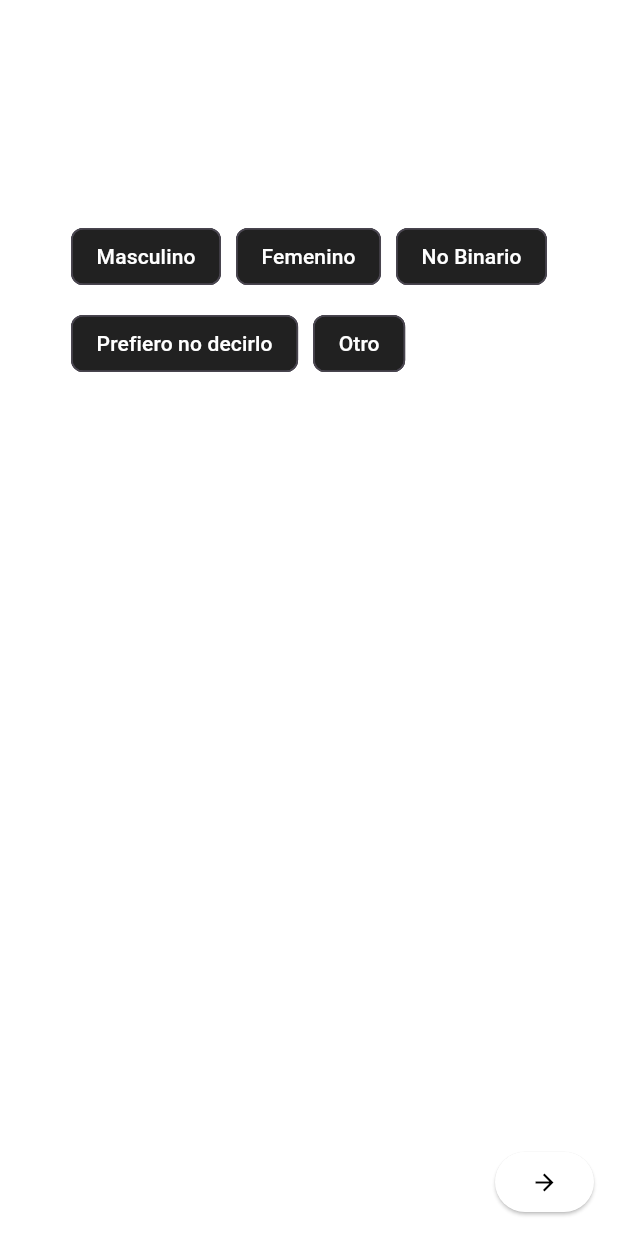
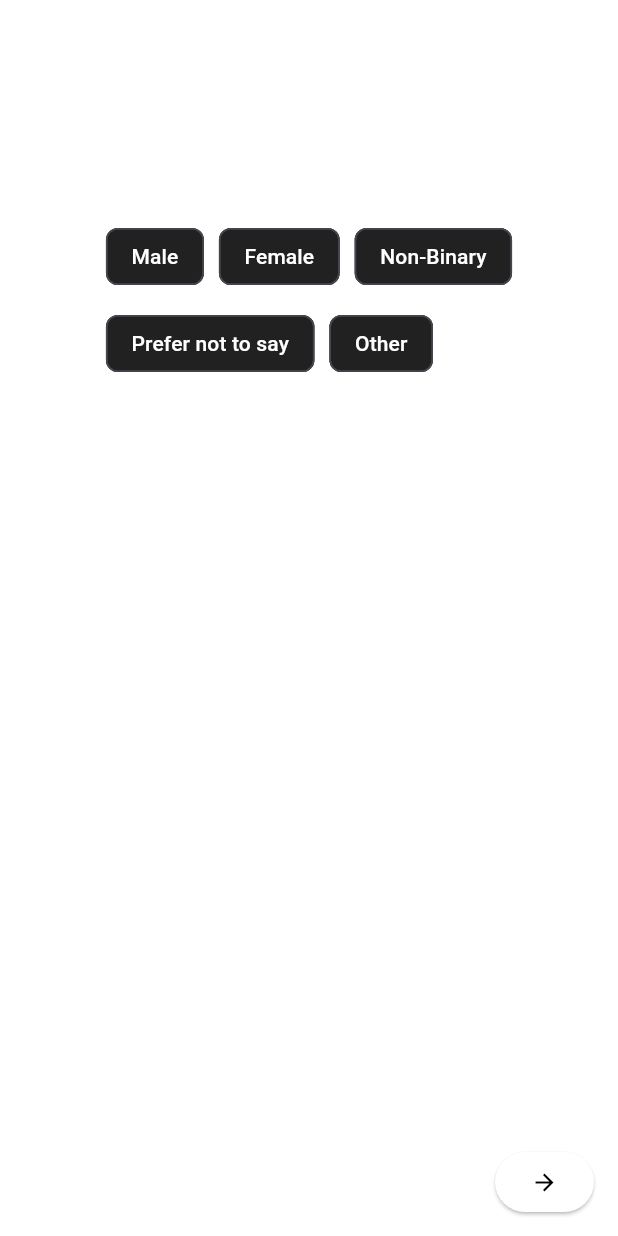
Before and after one commit to jaume768/gymder-flutter, a Flutter app: the RegisterScreen screen opened directly, swiped to page 4, on a phone screen of 412 x 824 dp. Run offline on Flutter 3.47's test engine with Material 3 defaults, Android fonts, the phone set to English and light mode, and no system bars; our stand-ins replace audioplayers, cached_network_image, chewie, dio, easy_localization, firebase_core and 16 more; missing offline and left inert: flutter_sound, record; accounts and stored records are empty; network calls fail.

Commit message:
millora traduccio registro

```diff
--- a/assets/translations/de.json
+++ b/assets/translations/de.json
@@ -467,6 +467,10 @@
   },
   "deadlift_kg": "Kreuzheben (kg)",
   "basic_lifts_profile": "Grundübungen",
+  "male": "Männlich",
+  "female": "Weiblich",
+  "non_binary": "Nicht-binär",
+  "prefer_not_to_say": "Möchte ich nicht sagen",
   "about_me": "ÜBER MICH",
   "location_not_defined": "Standort nicht definiert",
   "photos_profile": "FOTOS",
--- a/assets/translations/en.json
+++ b/assets/translations/en.json
@@ -68,6 +68,10 @@
   "second_name_prompt": "What's your second name?",
   "enter_username_first_last": "Enter your username, first name, and last name",
   "select_birthdate": "When is your birthday?",
+  "male": "Male",
+  "female": "Female",
+  "non_binary": "Non-Binary",
+  "prefer_not_to_say": "Prefer not to say",
   "select_your_birthdate": "Please select your birthdate",
   "select_gender": "Select your gender",
   "whom_to_meet": "Who do you want to meet?",
--- a/assets/translations/es.json
+++ b/assets/translations/es.json
@@ -70,7 +70,10 @@
   "verify": "Verificar",
   "goal_title": "Objetivo",
   "invalid_code": "Código inválido",
-  "name_prompt": "¿Cómo te llamas?",
+  "male": "Masculino",
+  "female": "Femenino",
+  "non_binary": "No Binario",
+  "prefer_not_to_say": "Prefiero no decirlo",
   "enter_username_first_last": "Ingresa tu nombre de usuario, nombre y apellido",
   "select_birthdate": "¿Cuándo es tu cumpleaños?",
   "select_your_birthdate": "Por favor selecciona tu fecha de nacimiento",
--- a/assets/translations/fr.json
+++ b/assets/translations/fr.json
@@ -432,6 +432,10 @@
   "please_select_goal_error": "Veuillez sélectionner votre objectif",
   "please_select_relationship_goal_error": "Veuillez sélectionner votre objectif de relation",
   "general_option": "Général",
+  "male": "Masculin",
+  "female": "Femme",
+  "non_binary": "Non binaire",
+  "prefer_not_to_say": "Préfère ne pas dire",
   "definition_option": "Définition",
   "volume_option": "Volume",
   "error_validating_code": "Erreur lors de la validation du code promotionnel",
--- a/assets/translations/it.json
+++ b/assets/translations/it.json
@@ -124,6 +124,10 @@
   "select_photos_description": "Seleziona foto che mostrano la tua personalità",
   "photos_selected": "Hai selezionato: {count} foto",
   "select_photos": "Seleziona foto",
+  "male": "Maschio",
+  "female": "Femmina",
+  "non_binary": "Non binario",
+  "prefer_not_to_say": "Preferisco non dirlo",
   "finalize": "Finalizza",
   "save_changes": "Salva modifiche",
   "saving": "Salvataggio...",
--- a/lib/screens/register_screen.dart
+++ b/lib/screens/register_screen.dart
@@ -120,6 +120,47 @@ class _RegisterScreenState extends State<RegisterScreen> {
   List<Widget> get _steps => widget.fromGoogle ? _googleSteps : _manualSteps;
 
   int get _totalSteps => _steps.length;
+
+  // Mapeos de traducción para opciones de selección
+  Map<String, String> getGenderTranslations() {
+    return {
+      'Masculino': tr('male'),
+      'Femenino': tr('female'),
+      'No Binario': tr('non_binary'),
+      'Prefiero no decirlo': tr('prefer_not_to_say'),
+      'Otro': tr('other'),
+    };
+  }
+
+  // Para objetivos de relación
+  Map<String, String> getRelationshipGoalTranslations() {
+    return {
+      'Amistad': tr('friendship'),
+      'Relación': tr('relationship'),
+      'Casual': tr('casual'),
+      'Otro': tr('other'),
+    };
+  }
+
+  // Para etapas de gimnasio
+  Map<String, String> getGymStageTranslations() {
+    return {
+      'Volumen': tr('volume'),
+      'Definición': tr('definition'),
+      'Mantenimiento': tr('maintenance'),
+    };
+  }
+
+  // Función auxiliar para obtener la clave española a partir del valor traducido
+  String getOriginalValue(Map<String, String> translationMap, String translatedValue) {
+    for (var entry in translationMap.entries) {
+      if (entry.value == translatedValue) {
+        return entry.key;
+      }
+    }
+    // Si no se encuentra, devuelve el valor original (caso fallback)
+    return translatedValue;
+  }
 
   void clearErrors() {
     setState(() {
@@ -1324,6 +1365,7 @@ class _RegisterScreenState extends State<RegisterScreen> {
       'Prefiero no decirlo',
       'Otro',
     ];
+    final translationMap = getGenderTranslations();
 
     return _buildStepTemplate(
       title: tr("select_gender"),
@@ -1335,13 +1377,13 @@ class _RegisterScreenState extends State<RegisterScreen> {
         style: const TextStyle(color: Colors.white),
         selectedItemBuilder: (context) {
           return genders.map((item) {
-            return Text(item, style: const TextStyle(color: Colors.white));
+            return Text(translationMap[item] ?? item, style: const TextStyle(color: Colors.white));
           }).toList();
         },
         items: genders.map((g) {
           return DropdownMenuItem(
-            value: g,
-            child: Text(g, style: const TextStyle(color: Colors.white)),
+            value: g, // El valor sigue siendo la opción en español
+            child: Text(translationMap[g] ?? g, style: const TextStyle(color: Colors.white)),
           );
         }).toList(),
         onChanged: (value) {
@@ -1361,6 +1403,7 @@ class _RegisterScreenState extends State<RegisterScreen> {
       'Prefiero no decirlo',
       'Otro'
     ];
+    final translationMap = getGenderTranslations(); // Usamos el mismo que el género
 
     return _buildStepTemplate(
       title: tr("whom_to_meet"),
@@ -1375,7 +1418,7 @@ class _RegisterScreenState extends State<RegisterScreen> {
               final isSelected = seeking.contains(option);
               return FilterChip(
                 label: Text(
-                  option,
+                  translationMap[option] ?? option,
                   style: TextStyle(
                     color: isSelected ? Colors.black : Colors.white,
                   ),
@@ -1386,7 +1429,7 @@ class _RegisterScreenState extends State<RegisterScreen> {
                 onSelected: (bool selected) {
                   setState(() {
                     if (selected) {
-                      seeking.add(option);
+                      seeking.add(option); // Guardamos el valor en español
                     } else {
                       seeking.remove(option);
                     }
@@ -1402,6 +1445,7 @@ class _RegisterScreenState extends State<RegisterScreen> {
 
   Widget _buildStep5() {
     final goals = ['Amistad', 'Relación', 'Casual', 'Otro'];
+    final translationMap = getRelationshipGoalTranslations();
 
     return _buildStepTemplate(
       title: tr("what_are_you_looking_for"),
@@ -1416,14 +1460,14 @@ class _RegisterScreenState extends State<RegisterScreen> {
         ),
         selectedItemBuilder: (context) {
           return goals.map((item) {
-            return Text(item, style: const TextStyle(color: Colors.white));
+            return Text(translationMap[item] ?? item, style: const TextStyle(color: Colors.white));
           }).toList();
         },
         value: relationshipGoal.isEmpty ? null : relationshipGoal,
         items: goals.map((g) {
           return DropdownMenuItem(
-            value: g,
-            child: Text(g, style: const TextStyle(color: Colors.white)),
+            value: g, // El valor sigue siendo la opción en español
+            child: Text(translationMap[g] ?? g, style: const TextStyle(color: Colors.white)),
           );
         }).toList(),
         onChanged: (value) {
@@ -1556,6 +1600,7 @@ class _RegisterScreenState extends State<RegisterScreen> {
 
   Widget _buildStep7() {
     final gymStages = ['Volumen', 'Definición', 'Mantenimiento'];
+    final translationMap = getGymStageTranslations();
 
     return _buildStepTemplate(
       title: tr("gym_stage_height_weight"),
@@ -1567,14 +1612,14 @@ class _RegisterScreenState extends State<RegisterScreen> {
             style: const TextStyle(color: Colors.white),
             selectedItemBuilder: (context) {
               return gymStages.map((stage) {
-                return Text(stage, style: const TextStyle(color: Colors.white));
+                return Text(translationMap[stage] ?? stage, style: const TextStyle(color: Colors.white));
               }).toList();
             },
             value: gymStage.isEmpty ? null : gymStage,
             items: gymStages.map((stage) {
               return DropdownMenuItem(
-                value: stage,
-                child: Text(stage, style: const TextStyle(color: Colors.white)),
+                value: stage, // El valor sigue siendo la etapa en español
+                child: Text(translationMap[stage] ?? stage, style: const TextStyle(color: Colors.white)),
               );
             }).toList(),
             onChanged: (value) {
```
